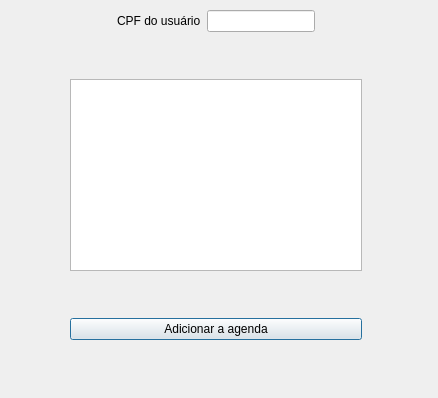
Qt form adicionar_agenda.ui (W-F-S/trabalho_02-TPII) before a commit.
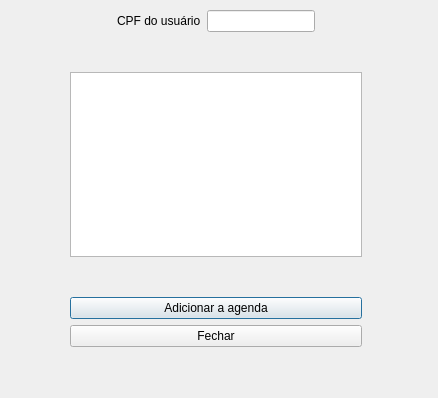
The same form after that commit.

Patch:
```diff
--- a/adicionar_agenda.ui
+++ b/adicionar_agenda.ui
@@ -13,7 +13,7 @@
   <property name="windowTitle">
    <string>Dialog</string>
   </property>
-  <widget class="QWidget" name="">
+  <widget class="QWidget" name="layoutWidget">
    <property name="geometry">
     <rect>
      <x>70</x>
@@ -103,6 +103,13 @@
       </property>
      </widget>
     </item>
+    <item>
+     <widget class="QPushButton" name="pushButton">
+      <property name="text">
+       <string>Fechar</string>
+      </property>
+     </widget>
+    </item>
     <item>
      <spacer name="verticalSpacer_3">
       <property name="orientation">
```
Left out of the diff: 19 changed lines with no effect on the pictures.
